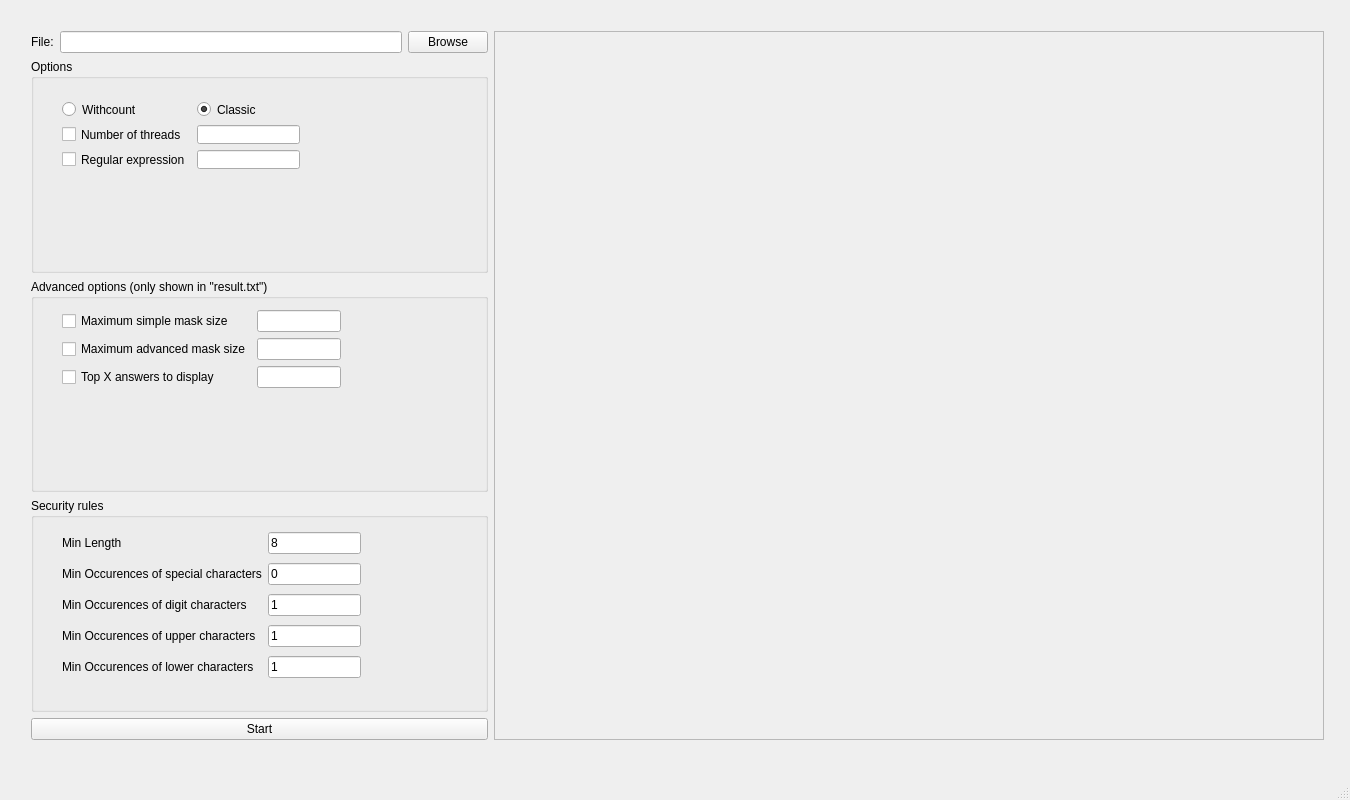
Above: forms/mainwindow.ui from mvalois/cpack before the change. Below: the same form after it.
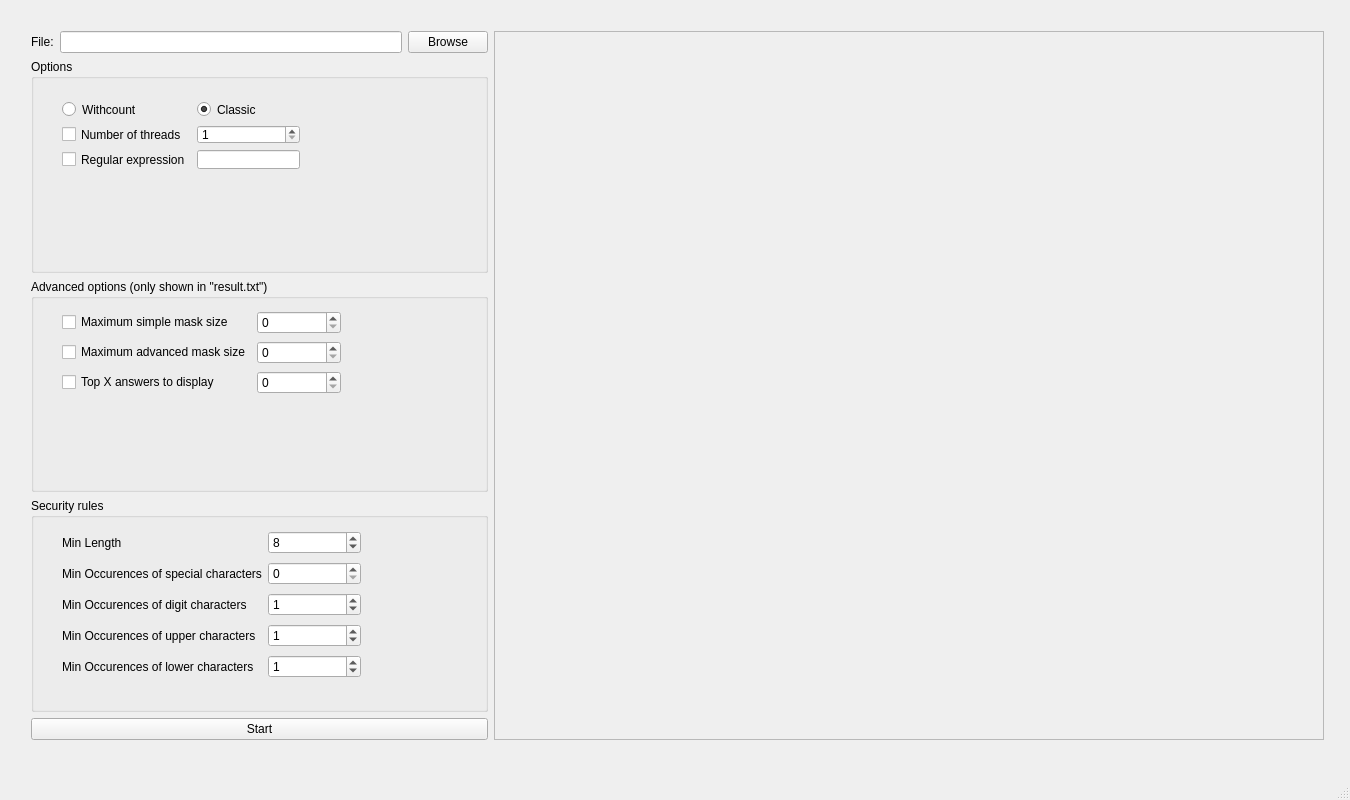
That is the form after the change.

Commit message: put spins instead of edits

What changed in the file:
```diff
--- a/forms/mainwindow.ui
+++ b/forms/mainwindow.ui
@@ -108,9 +108,6 @@
              </property>
             </widget>
            </item>
-           <item row="1" column="1">
-            <widget class="QLineEdit" name="ThreadlineEdit"/>
-           </item>
            <item row="1" column="0">
             <widget class="QCheckBox" name="threadsCheckBox">
              <property name="text">
@@ -135,6 +132,13 @@
              </property>
             </widget>
            </item>
+           <item row="1" column="1">
+            <widget class="QSpinBox" name="threadNumberSpin">
+             <property name="minimum">
+              <number>1</number>
+             </property>
+            </widget>
+           </item>
           </layout>
          </widget>
         </widget>
@@ -182,41 +186,6 @@
              </property>
             </widget>
            </item>
-           <item row="0" column="1">
-            <widget class="QLineEdit" name="lengthLineEdit">
-             <property name="text">
-              <string>8</string>
-             </property>
-            </widget>
-           </item>
-           <item row="1" column="1">
-            <widget class="QLineEdit" name="specialLineEdit">
-             <property name="text">
-              <string>0</string>
-             </property>
-            </widget>
-           </item>
-           <item row="2" column="1">
-            <widget class="QLineEdit" name="digitLineEdit">
-             <property name="text">
-              <string>1</string>
-             </property>
-            </widget>
-           </item>
-           <item row="3" column="1">
-            <widget class="QLineEdit" name="upperLineEdit">
-             <property name="text">
-              <string>1</string>
-             </property>
-            </widget>
-           </item>
-           <item row="4" column="1">
-            <widget class="QLineEdit" name="lowerLineEdit">
-             <property name="text">
-              <string>1</string>
-             </property>
-            </widget>
-           </item>
            <item row="0" column="0">
             <widget class="QLabel" name="lengthLabel">
              <property name="text">
@@ -224,6 +193,37 @@
              </property>
             </widget>
            </item>
+           <item row="0" column="1">
+            <widget class="QSpinBox" name="MinLenSpin">
+             <property name="value">
+              <number>8</number>
+             </property>
+            </widget>
+           </item>
+           <item row="1" column="1">
+            <widget class="QSpinBox" name="MinOccSpecialSpin"/>
+           </item>
+           <item row="2" column="1">
+            <widget class="QSpinBox" name="MinOccDigitsSpin">
+             <property name="value">
+              <number>1</number>
+             </property>
+            </widget>
+           </item>
+           <item row="3" column="1">
+            <widget class="QSpinBox" name="MinOccUpperSpin">
+             <property name="value">
+              <number>1</number>
+             </property>
+            </widget>
+           </item>
+           <item row="4" column="1">
+            <widget class="QSpinBox" name="MinOccLowerSpin">
+             <property name="value">
+              <number>1</number>
+             </property>
+            </widget>
+           </item>
           </layout>
          </widget>
         </widget>
@@ -239,7 +239,7 @@
             <x>20</x>
             <y>20</y>
             <width>301</width>
-            <height>101</height>
+            <height>107</height>
            </rect>
           </property>
           <layout class="QGridLayout" name="gridLayout_4">
@@ -257,9 +257,6 @@
              </property>
             </widget>
            </item>
-           <item row="1" column="1">
-            <widget class="QLineEdit" name="AdvancedlineEdit"/>
-           </item>
            <item row="0" column="0">
             <widget class="QCheckBox" name="maxSimpleCheckBox">
              <property name="text">
@@ -268,10 +265,13 @@
             </widget>
            </item>
            <item row="0" column="1">
-            <widget class="QLineEdit" name="SimplelineEdit"/>
+            <widget class="QSpinBox" name="MaxSimpleMaxSpin"/>
+           </item>
+           <item row="1" column="1">
+            <widget class="QSpinBox" name="MaxAdvMaskSpin"/>
            </item>
            <item row="2" column="1">
-            <widget class="QLineEdit" name="topLineEdit"/>
+            <widget class="QSpinBox" name="TopXAnswerSpin"/>
            </item>
           </layout>
          </widget>
```
Left out of the diff: 2 changed lines with no effect on the pictures. The commit also changes 1 other file.
